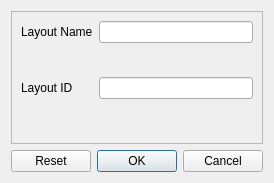
Before: the Qt Designer form forms/newlayoutdialog.ui in huderlem/porymap, drawn with Qt 5.
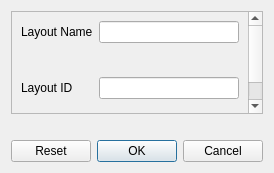
After: the same form once the commit is applied. Custom widgets are drawn as their Qt base class.

```diff
--- a/forms/newlayoutdialog.ui
+++ b/forms/newlayoutdialog.ui
@@ -2,6 +2,14 @@
 <ui version="4.0">
  <class>NewLayoutDialog</class>
  <widget class="QDialog" name="NewLayoutDialog">
+  <property name="geometry">
+   <rect>
+    <x>0</x>
+    <y>0</y>
+    <width>264</width>
+    <height>173</height>
+   </rect>
+  </property>
   <property name="windowTitle">
    <string>New Map Options</string>
   </property>
@@ -17,7 +25,7 @@
         <x>0</x>
         <y>0</y>
         <width>238</width>
-        <height>146</height>
+        <height>106</height>
        </rect>
       </property>
       <layout class="QGridLayout" name="gridLayout_3">
@@ -107,6 +115,19 @@
      </widget>
     </widget>
    </item>
+   <item>
+    <widget class="QLabel" name="label_GenericError">
+     <property name="styleSheet">
+      <string notr="true">color: rgb(255, 0, 0)</string>
+     </property>
+     <property name="text">
+      <string/>
+     </property>
+     <property name="wordWrap">
+      <bool>true</bool>
+     </property>
+    </widget>
+   </item>
    <item>
     <widget class="QDialogButtonBox" name="buttonBox">
      <property name="standardButtons">
```
Left out of the diff: 70 changed lines with no effect on the pictures.
